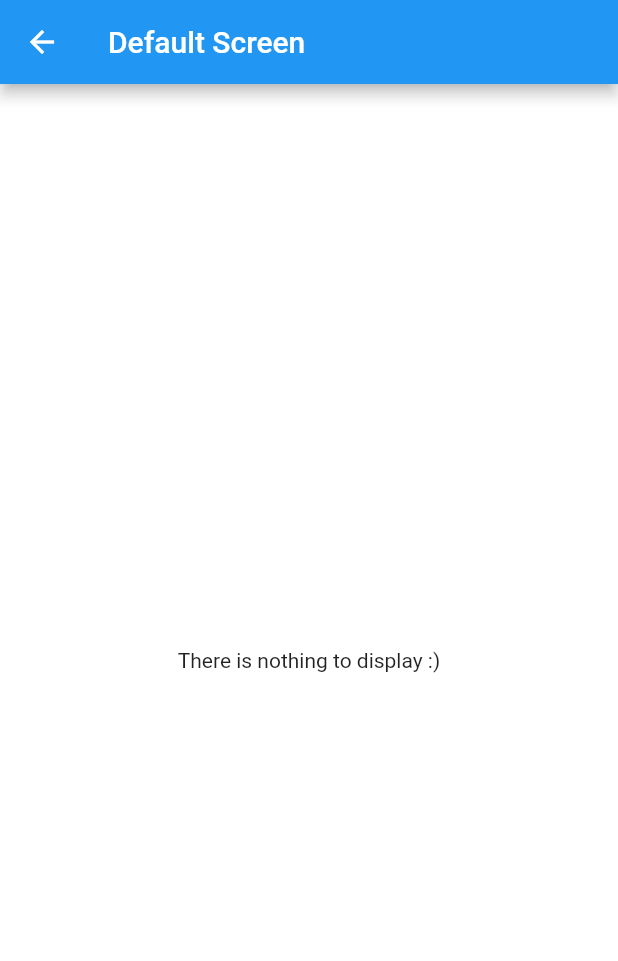
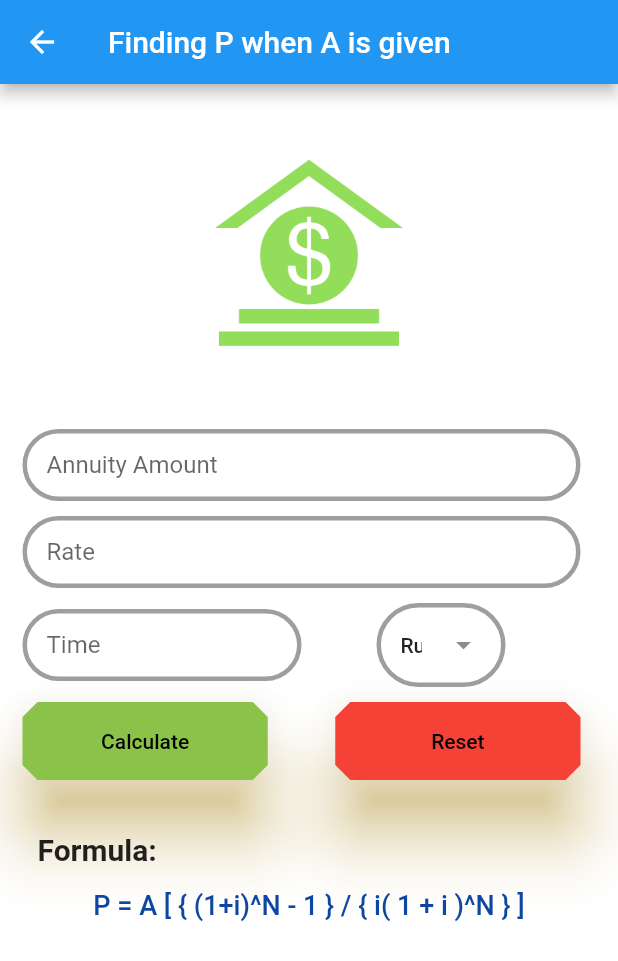
Before and after one commit to nishamghimire5/Economics-YoYo, a Flutter app: the TimeValueMoney screen opened directly, after a tap on "6. Finding P when A given", on a phone screen of 412 x 824 dp. Shown: the top 961 px of the screen. Run offline on Flutter 3.47's test engine with Material 2 defaults, Android fonts, the phone set to English and light mode, and no system bars.

Commit message:
p when a done completely

```diff
--- a/lib/formulas/f_when_a_given.dart
+++ b/lib/formulas/f_when_a_given.dart
@@ -32,7 +32,7 @@ class _FWhenAGivenState extends State<FWhenAGiven> {
   Widget build(BuildContext context) {
     return Scaffold(
       appBar: AppBar(
-        title: const Text("Finding F when P is given"),
+        title: const Text("Finding F when A is given"),
       ),
       body: Form(
         key: _formKey,
@@ -333,7 +333,8 @@ class _FWhenAGivenState extends State<FWhenAGiven> {
                         ),
                       ),
                     ),
-                    Text(
+                    Center(
+                      child: Text(
                         '''
                           F = A [ { ( 1 + i )^N - 1 } / i ]
                           ''',
@@ -341,6 +342,7 @@ class _FWhenAGivenState extends State<FWhenAGiven> {
                             fontSize: 18,
                             fontWeight: FontWeight.w500,
                             color: Colors.blue[900]),
+                      ),
                     ),
                     Padding(
                       padding: EdgeInsets.only(
--- a/lib/formulas/p_when_a_given.dart
+++ b/lib/formulas/p_when_a_given.dart
@@ -0,0 +1,568 @@
+// ignore_for_file: prefer_const_literals_to_create_immutables, prefer_const_constructors
+
+import 'dart:math';
+
+import 'package:flutter/material.dart';
+import 'package:flutter/services.dart';
+
+class PWhenAGiven extends StatefulWidget {
+  const PWhenAGiven({super.key});
+
+  @override
+  State<PWhenAGiven> createState() => _PWhenAGivenState();
+}
+
+var _formKey = GlobalKey<FormState>();
+
+const List<String> _currencies = <String>['Rupees', 'Dollars', 'Pounds'];
+
+class _PWhenAGivenState extends State<PWhenAGiven> {
+  bool _showDataTable = false;
+  final _minimumPadding = 5.0;
+  String _dropdownValue = _currencies.first;
+
+  var displayResult = '';
+
+  final annuityController = TextEditingController();
+  final roiController = TextEditingController();
+  final termController = TextEditingController();
+  // final nController = TextEditingController(text: '1');
+
+  @override
+  Widget build(BuildContext context) {
+    return Scaffold(
+      appBar: AppBar(
+        title: const Text("Finding P when A is given"),
+      ),
+      body: Form(
+        key: _formKey,
+        // decoration: const BoxDecoration(
+        //   image: DecorationImage(
+        //     image: AssetImage('assets/images/Bitmap.png'),
+        //     fit: BoxFit.cover,
+        //   ),
+        // ),
+        child: Container(
+          // margin: EdgeInsets.all(_minimumPadding * 2),
+          decoration: BoxDecoration(
+            borderRadius: BorderRadius.circular(10),
+          ),
+          child: ListView(
+            children: <Widget>[
+              getImageAsset(),
+              Padding(
+                padding: EdgeInsets.only(
+                  right: _minimumPadding * 5,
+                  left: _minimumPadding * 3,
+                  top: _minimumPadding,
+                  bottom: _minimumPadding,
+                ),
+                child: TextFormField(
+                  controller: annuityController,
+                  validator: (String? value) {
+                    if (value == null || value.isEmpty) {
+                      return 'Enter Annuity amount';
+                    }
+                    return null;
+                  },
+                  //for number only
+                  keyboardType: TextInputType.number,
+                  inputFormatters: [
+                    FilteringTextInputFormatter.allow(
+                        RegExp(r'^\d+\.?\d{0,2}')),
+                  ],
+                  style: TextStyle(color: Colors.black87),
+                  decoration: InputDecoration(
+                    errorStyle: TextStyle(
+                      color: Colors.red[900],
+                      fontWeight: FontWeight.bold,
+                      fontSize: 15,
+                    ),
+                    enabledBorder: OutlineInputBorder(
+                      borderSide: BorderSide(
+                        width: 3,
+                        color: Colors.grey,
+                      ),
+                      borderRadius: BorderRadius.circular(50.0),
+                    ),
+                    contentPadding:
+                        EdgeInsets.symmetric(horizontal: 16, vertical: 12),
+                    labelText: 'Annuity Amount',
+                    hintText: 'Enter Annuity Amount e.g. 50000',
+                    border: InputBorder.none,
+                  ),
+                ),
+              ),
+              Padding(
+                padding: EdgeInsets.only(
+                  right: _minimumPadding * 5,
+                  left: _minimumPadding * 3,
+                  top: _minimumPadding,
+                  bottom: _minimumPadding,
+                ),
+                child: TextFormField(
+                  validator: (String? value) {
+                    if (value == null || value.isEmpty) {
+                      return 'Enter rate';
+                    }
+                    return null;
+                  },
+                  controller: roiController,
+                  //for number only
+                  keyboardType: TextInputType.number,
+                  inputFormatters: [
+                    FilteringTextInputFormatter.allow(
+                        RegExp(r'^\d+\.?\d{0,2}')),
+                  ],
+                  style: TextStyle(color: Colors.black87),
+                  decoration: InputDecoration(
+                    errorStyle: TextStyle(
+                      color: Colors.red[900],
+                      fontWeight: FontWeight.bold,
+                      fontSize: 15,
+                    ),
+                    enabledBorder: OutlineInputBorder(
+                      borderSide: BorderSide(
+                        width: 3,
+                        color: Colors.grey,
+                      ),
+                      borderRadius: BorderRadius.circular(50.0),
+                    ),
+                    contentPadding:
+                        EdgeInsets.symmetric(horizontal: 16, vertical: 12),
+                    labelText: 'Rate',
+                    hintText: 'In Percetange',
+                    border: InputBorder.none,
+                  ),
+                ),
+              ),
+              // Padding(
+              //   padding: EdgeInsets.only(
+              //     right: _minimumPadding * 5,
+              //     left: _minimumPadding * 3,
+              //     top: _minimumPadding,
+              //     bottom: _minimumPadding,
+              //   ),
+              //   child: TextFormField(
+              //     validator: (String? value) {
+              //       if (value == null || value.isEmpty) {
+              //         return 'Enter interest credit frequency';
+              //       }
+              //       return null;
+              //     },
+              //     controller: nController,
+              //     //for number only
+              //    keyboardType: TextInputType.number,
+              // inputFormatters: [
+              //   FilteringTextInputFormatter.allow(
+              //       RegExp(r'^\d+\.?\d{0,2}')),
+              // ],
+              //     style: TextStyle(color: Colors.black87),
+              //     decoration: InputDecoration(
+              //       errorStyle: TextStyle(
+              //         color: Colors.red[900],
+              //         fontWeight: FontWeight.bold,
+              //         fontSize: 15,
+              //       ),
+              //       enabledBorder: OutlineInputBorder(
+              //         borderSide: BorderSide(
+              //           width: 3,
+              //           color: Colors.grey,
+              //         ),
+              //         borderRadius: BorderRadius.circular(50.0),
+              //       ),
+              //       contentPadding:
+              //           EdgeInsets.symmetric(horizontal: 16, vertical: 12),
+              //       labelText: 'Compounds per year (n)',
+              //       hintText: 'Times',
+              //       border: InputBorder.none,
+              //     ),
+              //   ),
+              // ),
+              Padding(
+                padding: EdgeInsets.only(
+                  right: _minimumPadding * 5,
+                  left: _minimumPadding * 3,
+                  top: _minimumPadding,
+                  bottom: _minimumPadding,
+                ),
+                child: Row(
+                  children: <Widget>[
+                    Expanded(
+                      child: TextFormField(
+                        validator: (String? value) {
+                          if (value == null || value.isEmpty) {
+                            return 'Enter time to invest';
+                          }
+                          return null;
+                        },
+                        controller: termController,
+                        //for number only
+                        keyboardType: TextInputType.number,
+                        inputFormatters: [
+                          FilteringTextInputFormatter.allow(
+                              RegExp(r'^\d+\.?\d{0,2}')),
+                        ],
+                        style: TextStyle(color: Colors.black87),
+                        decoration: InputDecoration(
+                          errorStyle: TextStyle(
+                            color: Colors.red[900],
+                            fontWeight: FontWeight.bold,
+                            fontSize: 15,
+                          ),
+                          enabledBorder: OutlineInputBorder(
+                            borderSide: BorderSide(
+                              width: 3,
+                              color: Colors.grey,
+                            ),
+                            borderRadius: BorderRadius.circular(50.0),
+                          ),
+                          contentPadding: EdgeInsets.symmetric(
+                              horizontal: 16, vertical: 12),
+                          labelText: 'Time',
+                          hintText: 'In Years',
+                          border: InputBorder.none,
+                        ),
+                      ),
+                    ),
+                    Expanded(
+                      child: Container(
+                        padding: EdgeInsets.symmetric(horizontal: 50),
+                        child: DropdownMenu<String>(
+                          inputDecorationTheme: InputDecorationTheme(
+                            enabledBorder: OutlineInputBorder(
+                              borderSide: BorderSide(
+                                width: 3,
+                                color: Colors.grey,
+                              ),
+                              borderRadius: BorderRadius.circular(50.0),
+                            ),
+                            contentPadding: EdgeInsets.symmetric(
+                                horizontal: 16, vertical: 12),
+                          ),
+                          initialSelection: _dropdownValue,
+                          onSelected: (String? value) {
+                            // This is called when the user selects an item.
+                            setState(() {
+                              _dropdownValue = value!;
+                            });
+                          },
+                          dropdownMenuEntries: _currencies
+                              .map<DropdownMenuEntry<String>>((String value) {
+                            return DropdownMenuEntry<String>(
+                                value: value, label: value);
+                          }).toList(),
+                        ),
+                      ),
+                    ),
+                  ],
+                ),
+              ),
+              Padding(
+                padding: EdgeInsets.only(
+                  right: _minimumPadding * 5,
+                  left: _minimumPadding * 3,
+                  top: _minimumPadding,
+                  bottom: _minimumPadding,
+                ),
+                child: Row(
+                  children: <Widget>[
+                    Expanded(
+                      child: ElevatedButton(
+                        style: ElevatedButton.styleFrom(
+                          padding: EdgeInsets.symmetric(
+                              horizontal: 40.0, vertical: 18.0),
+                          shape: BeveledRectangleBorder(
+                              borderRadius: BorderRadius.circular(10.0)),
+                          foregroundColor: Colors.black,
+                          backgroundColor: Colors.lightGreen,
+                          elevation: 20, // Elevation
+                          shadowColor: Colors.amber, // Shadow Color
+                        ),
+                        onPressed: () {
+                          setState(() {
+                            if (_formKey.currentState?.validate() == true) {
+                              FocusManager.instance.primaryFocus?.unfocus();
+                              displayResult = _calculateTotalReturns();
+                              _showDataTable = true;
+                            }
+                          });
+                        },
+                        child: Text('Calculate'),
+                      ),
+                    ),
+                    SizedBox(
+                      width: 45,
+                    ),
+                    Expanded(
+                      child: ElevatedButton(
+                        style: ElevatedButton.styleFrom(
+                          padding: EdgeInsets.symmetric(
+                              horizontal: 40.0, vertical: 18.0),
+                          shape: BeveledRectangleBorder(
+                              borderRadius: BorderRadius.circular(10.0)),
+                          foregroundColor: Colors.black,
+                          backgroundColor: Colors.red,
+                          elevation: 20, // Elevation
+                          shadowColor: Colors.amber, // Shadow Color
+                        ),
+                        onPressed: () {
+                          FocusManager.instance.primaryFocus?.unfocus();
+                          _reset();
+                        },
+                        child: Text('Reset'),
+                      ),
+                    ),
+                  ],
+                ),
+              ),
+              SizedBox(
+                child: Column(
+                  crossAxisAlignment: CrossAxisAlignment.start,
+                  children: [
+                    Padding(
+                      padding: EdgeInsets.only(
+                        left: _minimumPadding * 5,
+                        top: _minimumPadding * 6,
+                        bottom: _minimumPadding * 3,
+                      ),
+                      child: Text(
+                        'Formula:',
+                        style: TextStyle(
+                          fontSize: 20,
+                          fontWeight: FontWeight.bold,
+                        ),
+                      ),
+                    ),
+                    Center(
+                      child: Text(
+                        'P = A [ { (1+i)^N - 1 } / { i( 1 + i )^N } ]',
+                        style: TextStyle(
+                            fontSize: 18,
+                            fontWeight: FontWeight.w500,
+                            color: Colors.blue[900]),
+                        textAlign: TextAlign.center,
+                      ),
+                    ),
+                    Padding(
+                      padding: EdgeInsets.only(
+                        right: _minimumPadding * 5,
+                        left: _minimumPadding * 3,
+                        top: _minimumPadding * 3,
+                      ),
+                      child: Center(
+                        child: Text(
+                          displayResult,
+                          style: TextStyle(
+                            fontSize: 17,
+                          ),
+                        ),
+                      ),
+                    ),
+                    Padding(
+                      padding: EdgeInsets.only(
+                        left: _minimumPadding * 5,
+                        bottom: _minimumPadding * 5,
+                        top: _minimumPadding * 1,
+                      ),
+                      child: Visibility(
+                        visible: _showDataTable,
+                        child: Text(
+                          'Schedule:',
+                          style: TextStyle(
+                            color: Colors.lightGreen,
+                            fontSize: 20,
+                            fontWeight: FontWeight.bold,
+                          ),
+                        ),
+                      ),
+                    ),
+                    Center(
+                      child: Visibility(
+                        visible: _showDataTable,
+                        child: Padding(
+                          padding: const EdgeInsets.only(bottom: 16),
+                          child: DataTable(
+                            // dataRowMinHeight: 0, // Set dataRowHeight to 0
+                            dividerThickness: 3.0, // Set dividerThickness to 0
+                            columnSpacing: 60,
+                            columns: [
+                              DataColumn(
+                                label: const Text(
+                                  'Year',
+                                  style: TextStyle(
+                                    fontWeight: FontWeight.bold,
+                                    fontStyle: FontStyle.italic,
+                                    fontSize: 20,
+                                    color: Colors.deepOrange,
+                                  ),
+                                ),
+                              ),
+                              DataColumn(
+                                label: const Text(
+                                  'Intrest',
+                                  style: TextStyle(
+                                    fontWeight: FontWeight.bold,
+                                    fontStyle: FontStyle.italic,
+                                    fontSize: 20,
+                                    color: Colors.deepOrange,
+                                  ),
+                                ),
+                              ),
+                              DataColumn(
+                                label: const Text(
+                                  'Amount',
+                                  style: TextStyle(
+                                    fontStyle: FontStyle.italic,
+                                    fontWeight: FontWeight.bold,
+                                    fontSize: 20,
+                                    color: Colors.deepOrange,
+                                  ),
+                                ),
+                              ),
+                            ],
+                            rows: _buildTableRows(),
+                          ),
+                        ),
+                      ),
+                    ),
+                  ],
+                ),
+              ),
+            ],
+          ),
+        ),
+      ),
+    );
+  }
+
+  List<DataRow> _buildTableRows() {
+    double annuity = double.tryParse(annuityController.text) ?? 0.0;
+    double roi = double.tryParse(roiController.text) ?? 0.0;
+    double term = double.tryParse(termController.text) ?? 0.0;
+    // double n = double.tryParse(termController.text) ?? 1.0;
+
+    var sign = '';
+    switch (_dropdownValue) {
+      case 'Rupees':
+        sign = 'Rs.';
+        break;
+      case 'Dollars':
+        sign = '\$';
+        break;
+      case 'Pounds':
+        sign = '£';
+        break;
+    }
+
+    List<DataRow> rows = [];
+
+    double presentAmount = annuity *
+        ((pow(1 + (roi / 100), term) - 1) /
+            ((roi / 100) * pow(1 + (roi / 100), term)));
+
+    for (int i = 0; i <= term; i++) {
+      double amount = presentAmount * pow((1 + (roi / 100)), i);
+      double interestValue =
+          (roi / 100) * presentAmount * pow((1 + (roi / 100)), i - 1);
+      rows.add(
+        DataRow(
+          cells: [
+            DataCell(
+              Text(
+                i.toString(),
+                style: TextStyle(
+                  color: Colors.indigo,
+                  fontSize: 19,
+                  fontStyle: FontStyle.italic,
+                ),
+              ),
+            ),
+            DataCell(
+              Text(
+                '$sign ${interestValue.toStringAsFixed(2)}',
+                style: TextStyle(
+                  color: Colors.indigo,
+                  fontSize: 19,
+                  fontStyle: FontStyle.italic,
+                ),
+              ),
+            ),
+            DataCell(
+              Text(
+                '$sign ${amount.toStringAsFixed(2)}',
+                style: TextStyle(
+                  color: Colors.indigo,
+                  fontSize: 19,
+                  fontStyle: FontStyle.italic,
+                ),
+              ),
+            ),
+          ],
+        ),
+      );
+    }
+    return rows;
+  }
+
+  Widget getImageAsset() {
+    AssetImage assetImage = AssetImage('assets/images/money.png');
+    Image image = Image(
+      image: assetImage,
+      width: 125.0,
+      height: 125.0,
+    );
+    return Container(
+      margin: EdgeInsets.all(_minimumPadding * 10),
+      child: image,
+    );
+  }
+
+  String _calculateTotalReturns() {
+    var sign = '';
+    double annuity = double.parse(annuityController.text);
+    double roi = (double.parse(roiController.text)) / 100;
+    double term = double.parse(termController.text);
+    switch (_dropdownValue) {
+      case 'Rupees':
+        sign = 'Rs.';
+        break;
+      case 'Dollars':
+        sign = '\$';
+        break;
+      case 'Pounds':
+        sign = '£';
+        break;
+    }
+
+    double presentAmount =
+        annuity * ((pow(1 + roi, term) - 1) / (roi * pow(1 + roi, term)));
+    // double totalInterest = -presentAmount + annuity;
+
+    // Total Interest:  	$sign ${totalInterest.toStringAsFixed(2)}
+    String result = '''
+        Present Sum Required:  	$sign ${presentAmount.toStringAsFixed(2)}
+
+        Calculation steps:
+
+        Present Amount =
+        = $sign $annuity x
+        [{(1 + $roi)^$term - 1} / {$roi x (1 + $roi)^$term}]
+
+        =	$sign ${presentAmount.toStringAsFixed(2)}
+        ''';
+    return result;
+  }
+
+  void _reset() {
+    annuityController.clear();
+    roiController.clear();
+    termController.clear();
+    setState(() {
+      _dropdownValue = _currencies.first;
+      displayResult = '';
+      //no ideas how to implement the error msg reset and textfields reset simultaneusly
+      // _formKey.currentState!.reset();
+    });
+  }
+}
--- a/lib/formulas/p_when_f_givven.dart
+++ b/lib/formulas/p_when_f_givven.dart
@@ -334,7 +334,8 @@ class _PWhenFGivenState extends State<PWhenFGiven> {
                         ),
                       ),
                     ),
-                    Text(
+                    Center(
+                      child: Text(
                         '''
                           P = F(1 + i)^-N
                           ''',
@@ -342,6 +343,7 @@ class _PWhenFGivenState extends State<PWhenFGiven> {
                             fontSize: 18,
                             fontWeight: FontWeight.w500,
                             color: Colors.blue[900]),
+                      ),
                     ),
                     Padding(
                       padding: EdgeInsets.only(
--- a/lib/time_value_money.dart
+++ b/lib/time_value_money.dart
@@ -6,6 +6,7 @@ import 'package:flutter/material.dart';
 import 'package:engineering_economics/formulas/simple_interest.dart';
 
 import 'formulas/f_when_a_given.dart';
+import 'formulas/p_when_a_given.dart';
 import 'formulas/p_when_f_givven.dart';
 
 //default widget -if nothing returned
@@ -86,7 +87,7 @@ class _TimeValueMoneyState extends State<TimeValueMoney> {
                                 } else if (title == _chapterTitles[4]) {
                                   // return AWhenFGiven();
                                 } else if (title == _chapterTitles[5]) {
-                                  // return PWhenAGiven();
+                                  return PWhenAGiven();
                                 } else if (title == _chapterTitles[6]) {
                                   // return AWhenPGiven();
                                 }
```
Lines whose indentation alone changed are shown as unchanged.
